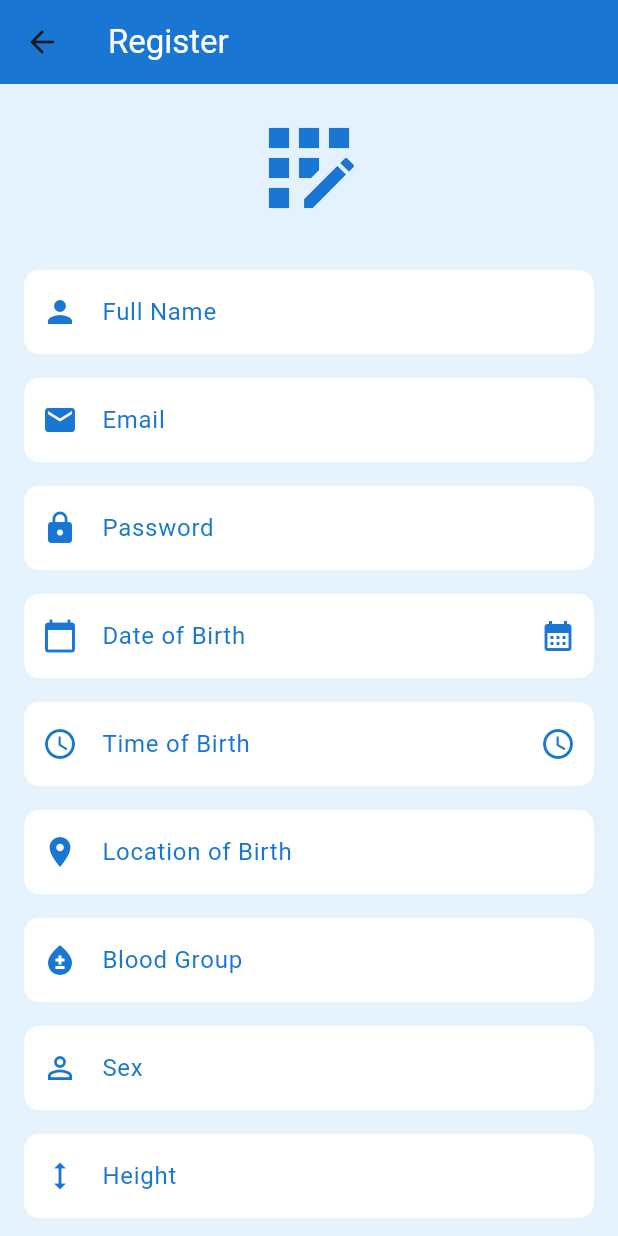
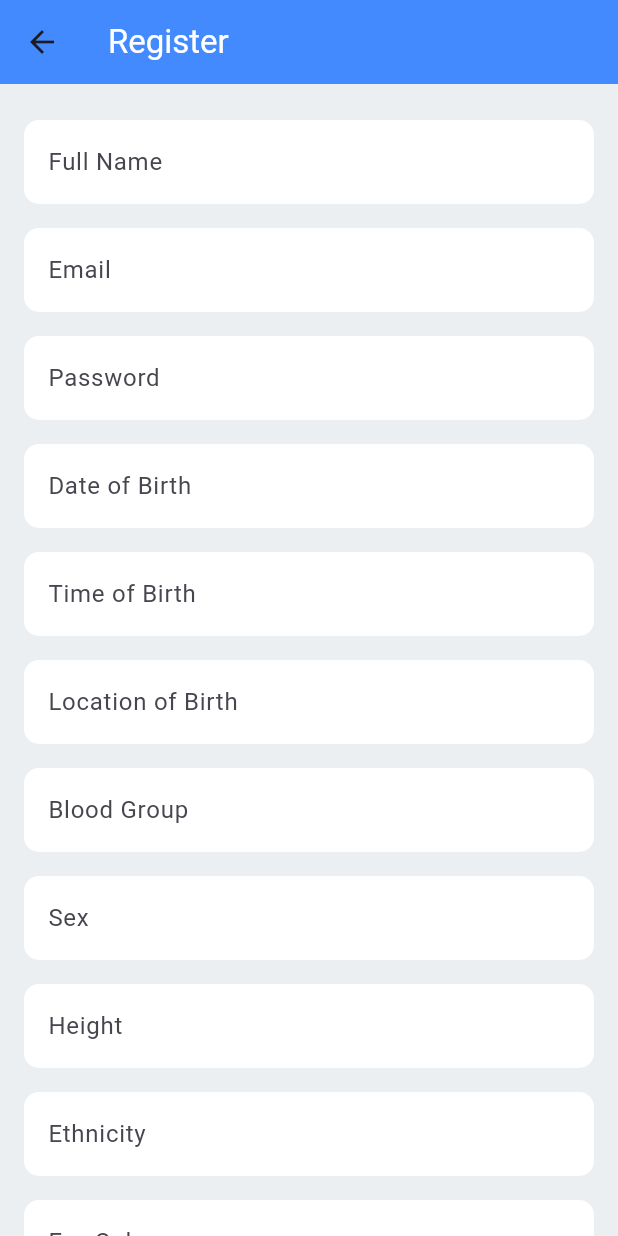
Before and after one commit to Imalkaaa/Biomark, a Flutter app: the RegisterScreen screen opened by its route, on a phone screen of 412 x 824 dp. Run offline on Flutter 3.47's test engine with Material 3 defaults, Android fonts, the phone set to English and light mode, and no system bars; our stand-ins replace animated_text_kit, sqflite; missing offline and left inert: encrypt, mongo_dart; accounts and stored records are empty.

Commit message:
fixed the bug and change ui

```diff
--- a/lib/screens/register_screen.dart
+++ b/lib/screens/register_screen.dart
@@ -2,14 +2,8 @@ import 'package:flutter/material.dart';
 import 'package:provider/provider.dart';
 import '../services/auth_service.dart';
 import '../models/user.dart';
-import 'package:intl/intl.dart';
 
-class RegisterScreen extends StatefulWidget {
-  @override
-  _RegisterScreenState createState() => _RegisterScreenState();
-}
-
-class _RegisterScreenState extends State<RegisterScreen> {
+class RegisterScreen extends StatelessWidget {
   final _formKey = GlobalKey<FormState>();
 
   final TextEditingController fullNameController = TextEditingController();
@@ -28,75 +22,15 @@ class _RegisterScreenState extends State<RegisterScreen> {
   final TextEditingController childhoodPetController = TextEditingController();
   final TextEditingController securityQuestionController = TextEditingController();
 
-  Future<void> _selectDate(BuildContext context) async {
-    final DateTime? picked = await showDatePicker(
-      context: context,
-      initialDate: DateTime.now(),
-      firstDate: DateTime(1900),
-      lastDate: DateTime.now(),
-      builder: (context, child) {
-        return Theme(
-          data: Theme.of(context).copyWith(
-            colorScheme: ColorScheme.light(
-              primary: Colors.blue[700]!, // header background color
-              onPrimary: Colors.white, // header text color
-              onSurface: Colors.black, // calendar text color
-            ),
-          ),
-          child: child!,
-        );
-      },
-    );
-
-    if (picked != null) {
-      setState(() {
-        dobController.text = DateFormat('yyyy-MM-dd').format(picked);
-      });
-    }
-  }
-
-  Future<void> _selectTime(BuildContext context) async {
-    final TimeOfDay? picked = await showTimePicker(
-      context: context,
-      initialTime: TimeOfDay.now(),
-      builder: (context, child) {
-        return Theme(
-          data: Theme.of(context).copyWith(
-            colorScheme: ColorScheme.light(
-              primary: Colors.blue[700]!, // header background color
-              onPrimary: Colors.white, // header text color
-              onSurface: Colors.black, // dial text color
-            ),
-            timePickerTheme: TimePickerThemeData(
-              backgroundColor: Colors.white,
-              hourMinuteTextColor: Colors.blue[700],
-              dialHandColor: Colors.blue[700],
-              dialBackgroundColor: Colors.blue[50],
-            ),
-          ),
-          child: child!,
-        );
-      },
-    );
-
-    if (picked != null) {
-      setState(() {
-        // Format the time as HH:mm
-        birthTimeController.text = picked.format(context);
-      });
-    }
-  }
-
   @override
   Widget build(BuildContext context) {
-    // Previous build method remains the same until the form fields
     final authService = Provider.of<AuthService>(context);
 
     return Scaffold(
-      backgroundColor: Colors.blue[50],
+      backgroundColor: Colors.blueGrey[50],
       appBar: AppBar(
         title: Text('Register', style: TextStyle(color: Colors.white)),
-        backgroundColor: Colors.blue[700],
+        backgroundColor: Colors.blueAccent,
         elevation: 0,
       ),
       body: SingleChildScrollView(
@@ -106,60 +40,41 @@ class _RegisterScreenState extends State<RegisterScreen> {
           child: Column(
             crossAxisAlignment: CrossAxisAlignment.stretch,
             children: [
-              Icon(Icons.app_registration, color: Colors.blue[700], size: 80),
-              SizedBox(height: 20),
-              _buildTextField('Full Name', fullNameController, Icons.person,
-                  validator: (value) {
-                    if (value == null || value.isEmpty)
-                      return 'Please enter your full name';
+              _buildTextField('Full Name', fullNameController, validator: (value) {
+                if (value == null || value.isEmpty) return 'Please enter your full name';
                 return null;
               }),
-              _buildTextField('Email', emailController, Icons.email,
-                  keyboardType: TextInputType.emailAddress, validator: (value) {
-                    if (value == null || value.isEmpty)
-                      return 'Please enter your email';
-                    if (!RegExp(r'^[^@]+@[^@]+\.[^@]+').hasMatch(value))
-                      return 'Enter a valid email';
+              _buildTextField('Email', emailController, keyboardType: TextInputType.emailAddress, validator: (value) {
+                if (value == null || value.isEmpty) return 'Please enter your email';
+                if (!RegExp(r'^[^@]+@[^@]+\.[^@]+').hasMatch(value)) return 'Enter a valid email';
                 return null;
               }),
-              _buildTextField('Password', passwordController, Icons.lock,
-                  obscureText: true, validator: (value) {
-                    if (value == null || value.length < 6)
-                      return 'Password must be at least 6 characters';
+              _buildTextField('Password', passwordController, obscureText: true, validator: (value) {
+                if (value == null || value.length < 6) return 'Password must be at least 6 characters';
                 return null;
               }),
-              _buildDateField(context),
-              _buildTimeField(context),
-              // Rest of the form fields remain the same
-              _buildTextField('Location of Birth', birthLocationController,
-                  Icons.location_on),
-              _buildTextField(
-                  'Blood Group', bloodGroupController, Icons.bloodtype),
-              _buildTextField('Sex', sexController, Icons.person_outline),
-              _buildTextField('Height', heightController, Icons.height,
-                  keyboardType: TextInputType.number),
-              _buildTextField(
-                  'Ethnicity', ethnicityController, Icons.diversity_3),
-              _buildTextField('Eye Color', eyeColorController, Icons.remove_red_eye),
-              _buildTextField("Mother's Maiden Name", mothersMaidenNameController,
-                  Icons.family_restroom),
-              _buildTextField("Childhood Best Friend's Name",
-                  childhoodFriendController, Icons.people),
-              _buildTextField("Childhood Pet's Name", childhoodPetController,
-                  Icons.pets),
-              _buildTextField('What is your favourite car',
-                  securityQuestionController, Icons.directions_car),
+              _buildTextField('Date of Birth', dobController),
+              _buildTextField('Time of Birth', birthTimeController),
+              _buildTextField('Location of Birth', birthLocationController),
+              _buildTextField('Blood Group', bloodGroupController),
+              _buildTextField('Sex', sexController),
+              _buildTextField('Height', heightController, keyboardType: TextInputType.number),
+              _buildTextField('Ethnicity', ethnicityController),
+              _buildTextField('Eye Color', eyeColorController),
+              _buildTextField("Mother's Maiden Name", mothersMaidenNameController),
+              _buildTextField("Childhood Best Friend's Name", childhoodFriendController),
+              _buildTextField("Childhood Pet's Name", childhoodPetController),
+              _buildTextField('Your Own Security Question', securityQuestionController),
               SizedBox(height: 24),
               ElevatedButton(
                 style: ElevatedButton.styleFrom(
-                  backgroundColor: Colors.blue[700],
+                  backgroundColor: Colors.blueAccent,
                   padding: EdgeInsets.symmetric(vertical: 16.0),
                   shape: RoundedRectangleBorder(
                     borderRadius: BorderRadius.circular(10.0),
                   ),
                 ),
-                child:
-                Text('Register', style: TextStyle(fontSize: 18, color: Colors.white)),
+                child: Text('Register', style: TextStyle(fontSize: 18, color: Colors.white)),
                 onPressed: () async {
                   if (_formKey.currentState?.validate() ?? false) {
                     final user = User(
@@ -179,8 +94,7 @@ class _RegisterScreenState extends State<RegisterScreen> {
                       securityQuestion: securityQuestionController.text,
                     );
 
-                    final success =
-                    await authService.register(user, passwordController.text);
+                    final success = await authService.register(user, passwordController.text);
                     if (success) {
                       Navigator.pushReplacementNamed(context, '/profile');
                     } else {
@@ -198,77 +112,20 @@ class _RegisterScreenState extends State<RegisterScreen> {
     );
   }
 
-  Widget _buildDateField(BuildContext context) {
+  Widget _buildTextField(String label, TextEditingController controller,
+      {bool obscureText = false, TextInputType keyboardType = TextInputType.text, String? Function(String?)? validator}) {
     return Padding(
       padding: const EdgeInsets.symmetric(vertical: 8.0),
       child: TextFormField(
-        controller: dobController,
-        readOnly: true,
+        controller: controller,
         decoration: InputDecoration(
-          labelText: 'Date of Birth',
-          labelStyle: TextStyle(color: Colors.blue[700]),
+          labelText: label,
           filled: true,
           fillColor: Colors.white,
           border: OutlineInputBorder(
             borderRadius: BorderRadius.circular(10.0),
             borderSide: BorderSide.none,
           ),
-          prefixIcon: Icon(Icons.calendar_today, color: Colors.blue[700]),
-          suffixIcon: IconButton(
-            icon: Icon(Icons.calendar_month, color: Colors.blue[700]),
-            onPressed: () => _selectDate(context),
-          ),
-        ),
-        onTap: () => _selectDate(context),
-      ),
-    );
-  }
-
-  Widget _buildTimeField(BuildContext context) {
-    return Padding(
-      padding: const EdgeInsets.symmetric(vertical: 8.0),
-      child: TextFormField(
-        controller: birthTimeController,
-        readOnly: true,
-        decoration: InputDecoration(
-          labelText: 'Time of Birth',
-          labelStyle: TextStyle(color: Colors.blue[700]),
-          filled: true,
-          fillColor: Colors.white,
-          border: OutlineInputBorder(
-            borderRadius: BorderRadius.circular(10.0),
-            borderSide: BorderSide.none,
-          ),
-          prefixIcon: Icon(Icons.access_time, color: Colors.blue[700]),
-          suffixIcon: IconButton(
-            icon: Icon(Icons.schedule, color: Colors.blue[700]),
-            onPressed: () => _selectTime(context),
-          ),
-        ),
-        onTap: () => _selectTime(context),
-      ),
-    );
-  }
-
-  Widget _buildTextField(
-      String label, TextEditingController controller, IconData icon,
-      {bool obscureText = false,
-        TextInputType keyboardType = TextInputType.text,
-        String? Function(String?)? validator}) {
-    return Padding(
-      padding: const EdgeInsets.symmetric(vertical: 8.0),
-      child: TextFormField(
-        controller: controller,
-        decoration: InputDecoration(
-          labelText: label,
-          labelStyle: TextStyle(color: Colors.blue[700]),
-          filled: true,
-          fillColor: Colors.white,
-          border: OutlineInputBorder(
-            borderRadius: BorderRadius.circular(10.0),
-            borderSide: BorderSide.none,
-          ),
-          prefixIcon: Icon(icon, color: Colors.blue[700]),
         ),
         obscureText: obscureText,
         keyboardType: keyboardType,
```
Also changed, not shown: lib/screens/forgot_screen.dart (+36 -16 lines), lib/services/auth_service.dart (+13 -4 lines). Lines whose indentation alone changed are shown as unchanged.
